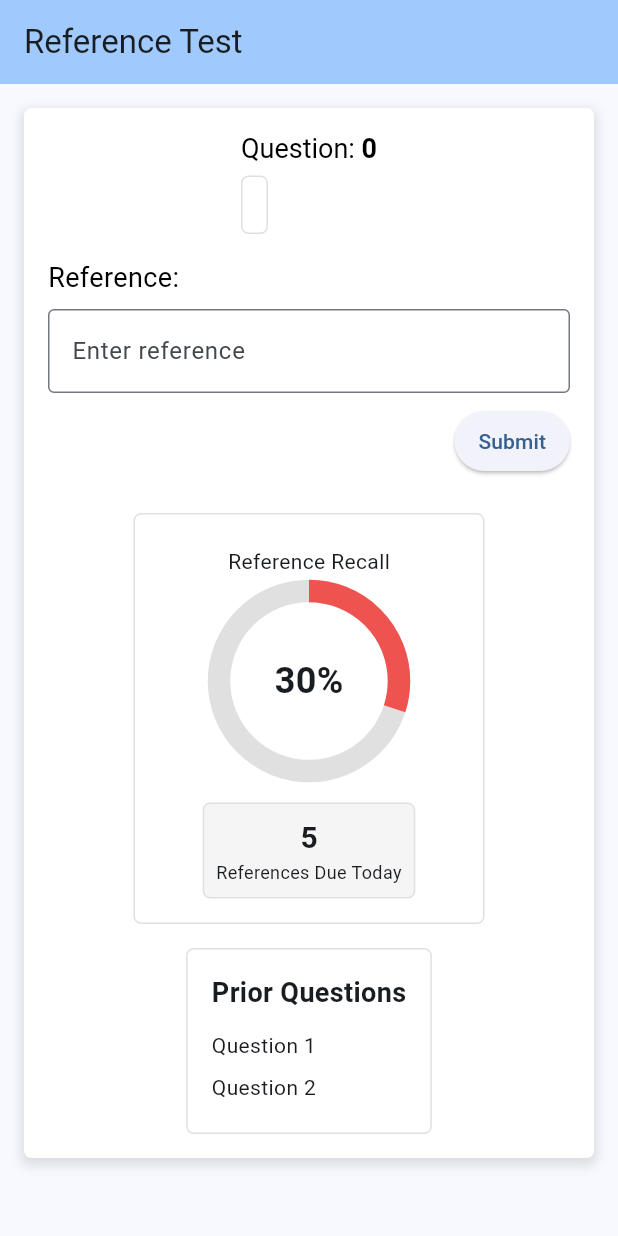
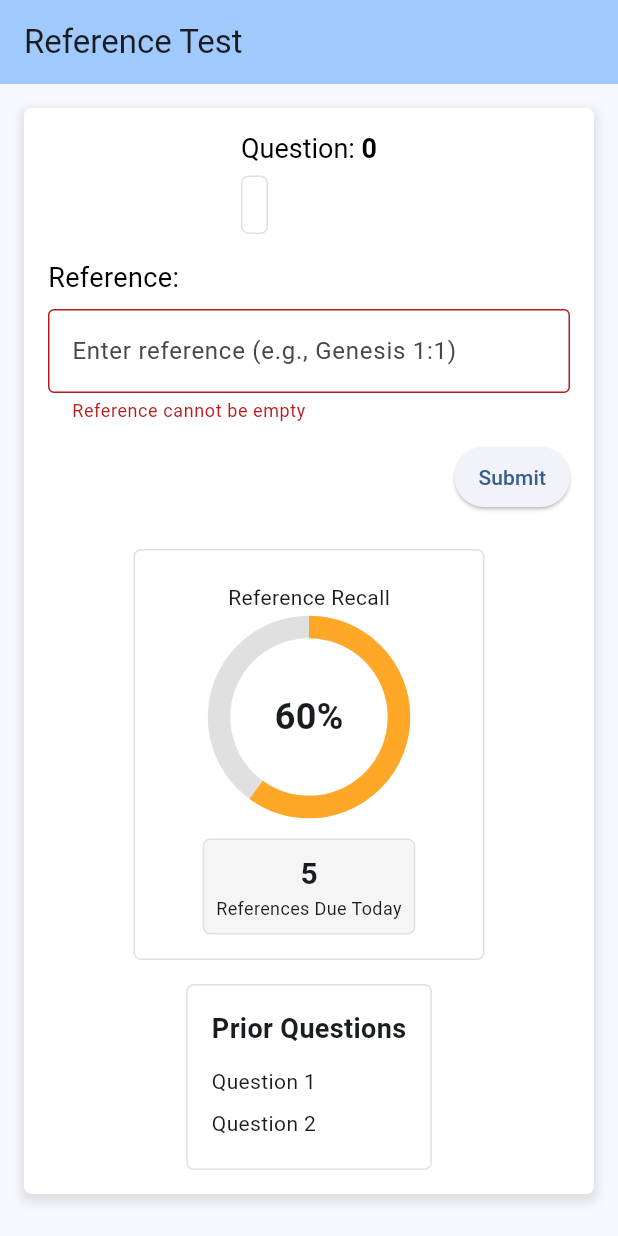
Before and after one commit to neiljaywarner/erbtoflutter, a Flutter app: the screen it shows after launch, after a tap on "Submit", on a phone screen of 412 x 824 dp. Run offline on Flutter 3.47's test engine with Material 3 defaults, Android fonts, the light colour scheme and no system bars.

Commit message:
Refactor: Implement reference validation for verse input Note: from the prompt "make it validate the verse reference with regex or similar with a pattern such as "Genesis 1:1" or Philippians "4:13" as valid values"
This commit introduces validation for the verse reference input field to ensure the entered text adheres to the correct format and contains a valid book name.

- Added `isValidVerseRef` method to validate the reference against a regular expression and check if the book name is in the `bookSuggestions` list.
- Implemented real-time validation feedback using `isReferenceValid` and `validationMessage` to display errors directly in the input field.
- Updated the `submitAnswer` method to only proceed if the reference is valid.
- Enhanced the input field's decoration to show error messages and a helper text for the correct format.
- Added a call to `setState` in `onSelected` of `Autocomplete` to clear the validation error when a selection is made.

```diff
--- a/lib/main.dart
+++ b/lib/main.dart
@@ -58,14 +58,57 @@
     return referenceRecallGrade;
   }
 
+  bool isReferenceValid = true;
+  String validationMessage = '';
+
+  bool isValidVerseRef(String text) {
+    if (text.isEmpty) {
+      setState(() {
+        isReferenceValid = false;
+        validationMessage = 'Reference cannot be empty';
+      });
+      return false;
+    }
+
+    final bookChapterVersePattern = RegExp(
+      r'^(([1-3]\s+)?[A-Za-z]+(\s+[A-Za-z]+)*)\s+(\d+):(\d+)(-\d+)?$'
+    );
+
+    if (bookChapterVersePattern.hasMatch(text)) {
+      final match = bookChapterVersePattern.firstMatch(text);
+      final bookName = match?.group(1)?.trim() ?? '';
+
+      if (bookSuggestions.any((book) =>
+          book.toLowerCase() == bookName.toLowerCase())) {
+        setState(() {
+          isReferenceValid = true;
+          validationMessage = '';
+        });
+        return true;
+      } else {
+        setState(() {
+          isReferenceValid = false;
+          validationMessage = 'Invalid book name';
+        });
+        return false;
+      }
+    } else {
+      setState(() {
+        isReferenceValid = false;
+        validationMessage = 'Format should be "Book Chapter:Verse"';
+      });
+      return false;
+    }
+  }
+
   void submitAnswer() {
+    if (isValidVerseRef(answerController.text)) {
       int questionScore = scoreRef(answerController.text);
       double newGrade = updateRefGrade(questionScore);
       debugPrint('Answer submitted: ${answerController.text}, Score: $questionScore, New Grade: $newGrade');
+    } else {
+      debugPrint('Invalid reference: ${answerController.text}');
     }
-
-  bool isValidVerseRef(String text) {
-    return text.isNotEmpty;
   }
 
   @override
@@ -183,6 +226,10 @@
               },
               onSelected: (String selection) {
                 answerController.text = selection;
+                setState(() {
+                  isReferenceValid = true;
+                  validationMessage = '';
+                });
               },
               fieldViewBuilder: (
                 BuildContext context,
@@ -198,12 +245,18 @@
 
                 fieldController.text = answerController.text;
 
-                return TextField(
+                return Column(
+                  crossAxisAlignment: CrossAxisAlignment.start,
+                  children: [
+                    TextField(
                       controller: fieldController,
                       focusNode: fieldFocusNode,
-                  decoration: const InputDecoration(
-                    border: OutlineInputBorder(),
-                    hintText: 'Enter reference',
+                      decoration: InputDecoration(
+                        border: const OutlineInputBorder(),
+                        hintText: 'Enter reference (e.g., Genesis 1:1)',
+                        errorText: isReferenceValid ? null : validationMessage,
+                        helperText: 'Format: Book Chapter:Verse',
+                        helperStyle: TextStyle(color: Colors.grey[600]),
                       ),
                       onChanged: (value) {
                         answerController.text = value;
@@ -212,6 +265,10 @@
                         answerController.text = value;
                         submitAnswer();
                       },
+                    ),
+                    if (!isReferenceValid && validationMessage.isNotEmpty)
+                      const SizedBox(height: 4),
+                  ],
                 );
               },
               optionsViewBuilder: (
```
Lines whose indentation alone changed are shown as unchanged.
